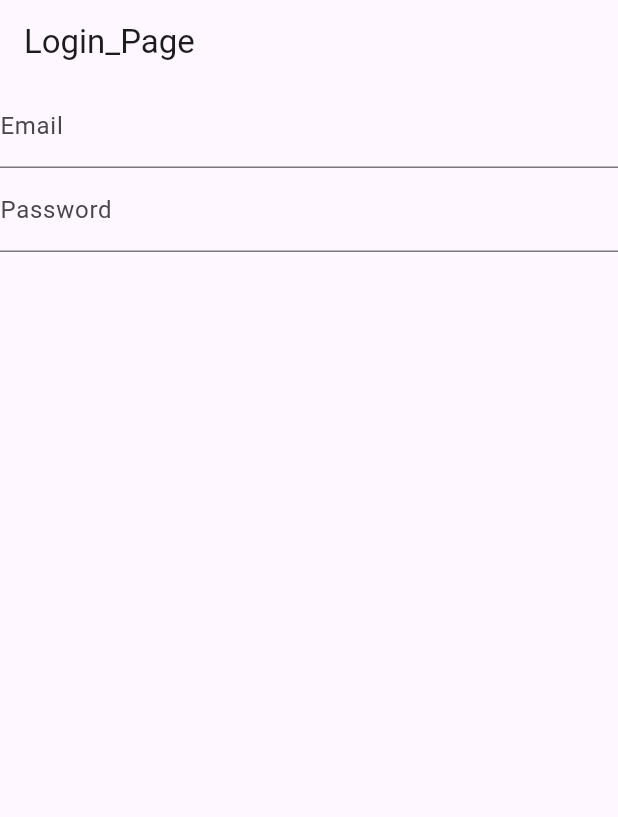
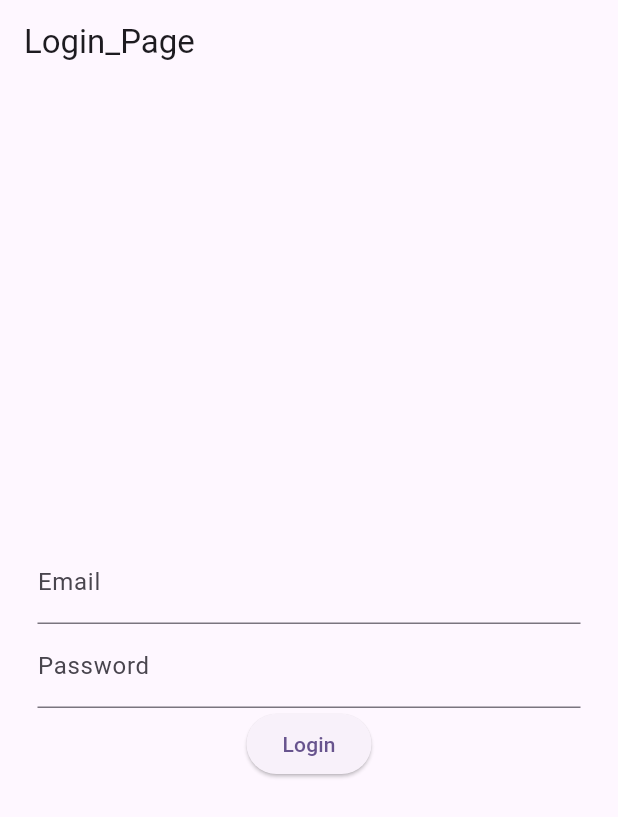
Before and after one commit to anuj-1637/Login_Signup_using-_firebase, a Flutter app: the screen it shows after launch, on a phone screen of 412 x 824 dp. Shown: the top 817 px of the screen. Run offline on Flutter 3.47's test engine with Material 3 defaults, Android fonts, the phone set to English and light mode, and no system bars; our stand-ins replace firebase_auth, firebase_core; accounts and stored records are empty.

Commit message:
firebase login and sign up

```diff
--- a/lib/loginpage.dart
+++ b/lib/loginpage.dart
@@ -1,3 +1,4 @@
+import 'package:firebase_auth/firebase_auth.dart';
 import 'package:flutter/material.dart';
 
 class LoginPage extends StatefulWidget {
@@ -8,11 +9,23 @@ class LoginPage extends StatefulWidget {
 class LoginPageState extends State<LoginPage> {
   TextEditingController emailController = TextEditingController();
   TextEditingController passwordController = TextEditingController();
+
+  signIn() async {
+    await FirebaseAuth.instance.signInWithEmailAndPassword(
+      email: emailController.text,
+      password: passwordController.text,
+    );
+  }
+
   @override
   Widget build(BuildContext context) {
     return Scaffold(
       appBar: AppBar(title: Text("Login_Page")),
-      body: Column(
+      body: Padding(
+        padding: EdgeInsets.symmetric(horizontal: 25),
+        child: Column(
+          crossAxisAlignment: CrossAxisAlignment.center,
+          mainAxisAlignment: MainAxisAlignment.center,
           children: [
             TextField(
               controller: emailController,
@@ -30,7 +43,14 @@ class LoginPageState extends State<LoginPage> {
                 label: Text("Password"),
               ),
             ),
+            ElevatedButton(
+              onPressed: () {
+                signIn();
+              },
+              child: Text("Login"),
+            ),
           ],
+        ),
       ),
     );
   }
```
Lines whose indentation alone changed are shown as unchanged.
